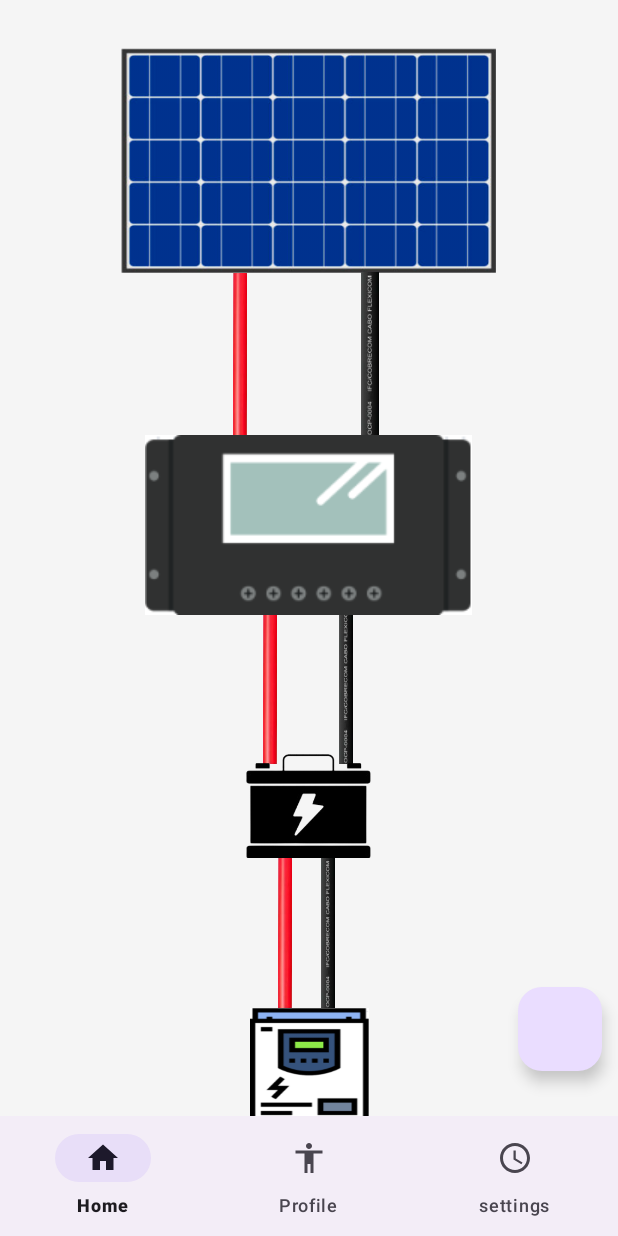
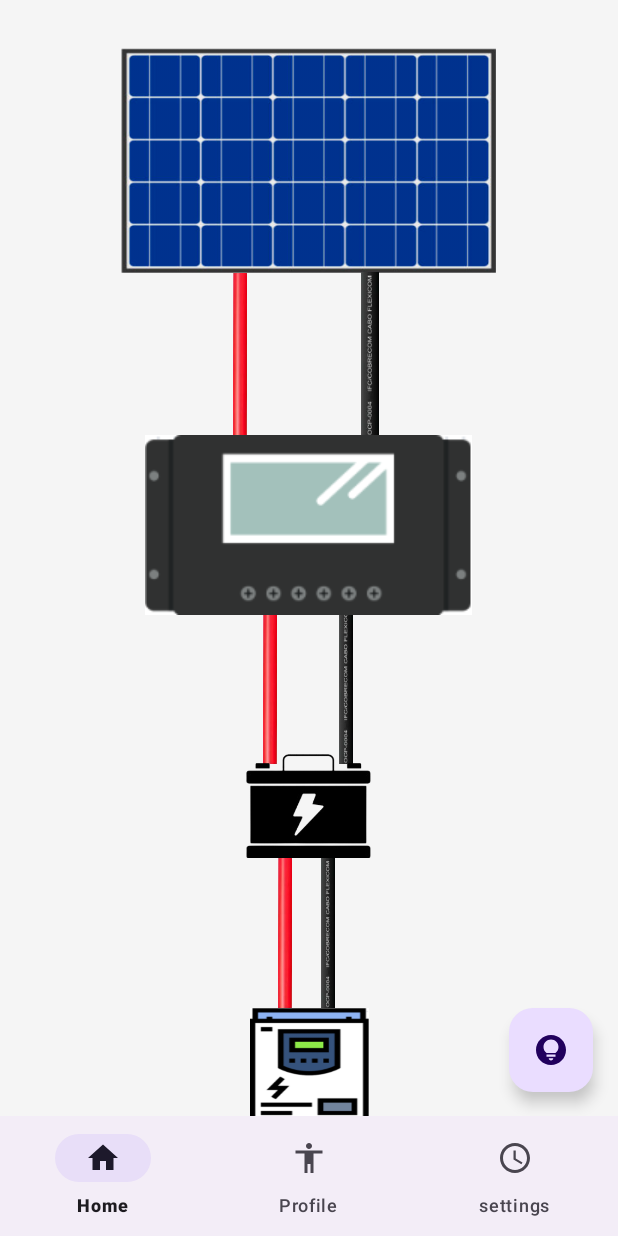
Before and after one commit to TulioSergio1/Circuitos-Electricos, an Android app: the screen it shows after launch (MainActivity), on a phone screen of 412 x 824 dp. Run offline under Robolectric (Android 15) with nearby library versions, the phone set to English and light mode, and no system bars.

```diff
--- a/app/src/main/java/com/example/circuitoseltricos/fragmentos/HomeFragment.java
+++ b/app/src/main/java/com/example/circuitoseltricos/fragmentos/HomeFragment.java
@@ -69,15 +69,13 @@ public class HomeFragment extends Fragment {
             mParam2 = getArguments().getString(ARG_PARAM2);
         }
 
-
     }
 
     private ImageView lightView;
     private FloatingActionButton floatingActionButton;
 
     @Override
-    public View onCreateView(LayoutInflater inflater, ViewGroup container,
-                             Bundle savedInstanceState) {
+    public View onCreateView(LayoutInflater inflater, ViewGroup container, Bundle savedInstanceState) {
 
         View view = inflater.inflate(R.layout.fragment_home, container, false);
 
@@ -99,8 +97,6 @@ public class HomeFragment extends Fragment {
             }
         });
 
-
-
         return view;
     }
 }
--- /dev/null
+++ b/app/src/main/res/drawable/baseline_lightbulb_circle_24.xml
@@ -0,0 +1,5 @@
+<vector xmlns:android="http://schemas.android.com/apk/res/android" android:height="24dp" android:tint="#000000" android:viewportHeight="24" android:viewportWidth="24" android:width="24dp">
+
+    <path android:fillColor="@android:color/white" android:pathData="M12,2C6.48,2 2,6.48 2,12c0,5.52 4.48,10 10,10s10,-4.48 10,-10C22,6.48 17.52,2 12,2zM12,19c-0.83,0 -1.5,-0.67 -1.5,-1.5h3C13.5,18.33 12.83,19 12,19zM15,16.5H9V15h6V16.5zM14.97,14H9.03C7.8,13.09 7,11.64 7,10c0,-2.76 2.24,-5 5,-5s5,2.24 5,5C17,11.64 16.2,13.09 14.97,14z"/>
+
+</vector>
--- a/app/src/main/res/layout/fragment_home.xml
+++ b/app/src/main/res/layout/fragment_home.xml
@@ -15,19 +15,19 @@
             android:id="@+id/lightView"
             android:layout_width="307dp"
             android:layout_height="291dp"
-            android:layout_marginTop="4dp"
-            android:layout_marginBottom="635dp"
+            android:layout_marginStart="0dp"
+            android:layout_marginEnd="0dp"
             android:background="@android:color/transparent"
             android:src="@drawable/light_circle"
             android:visibility="invisible"
-            app:layout_constraintEnd_toEndOf="parent"
-            app:layout_constraintHorizontal_bias="0.498"
-            app:layout_constraintStart_toStartOf="parent"
-            app:layout_constraintTop_toTopOf="parent"
-            app:layout_constraintVertical_bias="0.0" />
+            app:layout_constraintBottom_toBottomOf="@id/placa_solar"
+            app:layout_constraintEnd_toEndOf="@id/placa_solar"
+            app:layout_constraintStart_toStartOf="@id/placa_solar"
+            app:layout_constraintTop_toTopOf="@id/placa_solar" />
+        />
 
         <ImageView
-            android:id="@+id/imageView9"
+            android:id="@+id/placa_solar"
             android:layout_width="250dp"
             android:layout_height="150dp"
             android:layout_marginTop="32dp"
@@ -46,7 +46,7 @@
             app:layout_constraintEnd_toEndOf="parent"
             app:layout_constraintHorizontal_bias="0.601"
             app:layout_constraintStart_toStartOf="parent"
-            app:layout_constraintTop_toBottomOf="@+id/imageView9" />
+            app:layout_constraintTop_toBottomOf="@+id/placa_solar" />
 
         <ImageView
             android:id="@+id/imageView8"
@@ -69,7 +69,7 @@
             app:layout_constraintEnd_toEndOf="parent"
             app:layout_constraintHorizontal_bias="0.385"
             app:layout_constraintStart_toStartOf="parent"
-            app:layout_constraintTop_toBottomOf="@+id/imageView9"
+            app:layout_constraintTop_toBottomOf="@id/placa_solar"
             app:layout_constraintVertical_bias="0.0" />
 
         <ImageView
@@ -129,7 +129,7 @@
             app:layout_constraintEnd_toEndOf="parent"
             app:layout_constraintHorizontal_bias="0.498"
             app:layout_constraintStart_toStartOf="parent"
-            app:layout_constraintTop_toBottomOf="@+id/imageView9"
+            app:layout_constraintTop_toBottomOf="@id/placa_solar"
             tools:ignore="MissingConstraints" />
 
         <ImageView
@@ -148,12 +148,12 @@
             android:layout_width="wrap_content"
             android:layout_height="wrap_content"
             android:layout_gravity="bottom|right"
-            android:layout_marginBottom="30dp"
+            android:layout_marginBottom="16dp"
             app:layout_constraintBottom_toBottomOf="parent"
             app:layout_constraintEnd_toEndOf="parent"
-            app:layout_constraintHorizontal_bias="0.97"
-
+            app:layout_constraintHorizontal_bias="0.954"
             app:layout_constraintStart_toStartOf="parent"
+            android:src="@drawable/baseline_lightbulb_circle_24"
             tools:ignore="SpeakableTextPresentCheck" />
 
 
```
